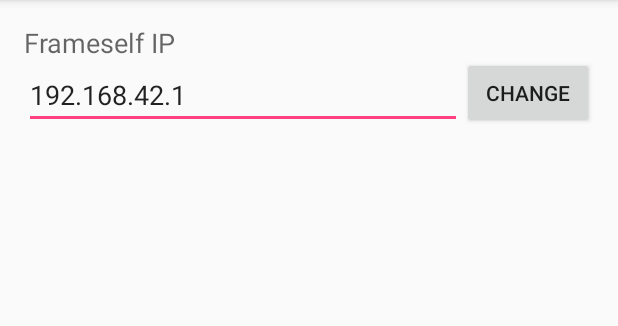
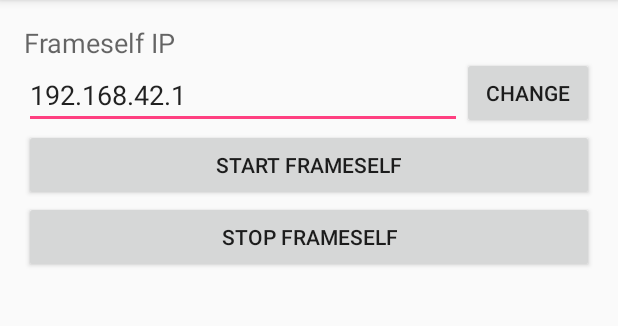
Before and after one commit to gautierenaud/SmartHouse, an Android app: the ChangeParams screen opened directly, with no data from a screen before it, on a phone screen of 412 x 824 dp, the part 84-410 px from its top. Run offline under Robolectric (Android 15) with nearby library versions, the phone set to English and light mode, and no system bars; 1 statement that could not run was skipped.

Commit message:
sending orders to FrameselfManager

```diff
--- a/SmartControl/app/src/main/res/layout/activity_change_params.xml
+++ b/SmartControl/app/src/main/res/layout/activity_change_params.xml
@@ -18,6 +18,7 @@
         android:text="Frameself IP"
         android:layout_alignParentTop="true" android:layout_alignParentLeft="true"
         android:layout_alignParentStart="true"/>
+
     <EditText
         android:layout_width="wrap_content"
         android:layout_height="wrap_content"
@@ -33,4 +34,23 @@
         android:onClick="SetNewFrameselfIP"
         android:layout_alignBottom="@+id/param_frameself_ip_value"
         android:layout_alignParentRight="true" android:layout_alignParentEnd="true"/>
+
+    <Button
+        android:id="@+id/btn_send_start"
+        android:layout_width="match_parent"
+        android:layout_height="wrap_content"
+        android:layout_below="@+id/param_frameself_ip_value"
+        android:text="Start Frameself"
+        android:onClick="sendStart"
+    />
+
+    <Button
+        android:id="@+id/btn_send_stop"
+        android:layout_width="match_parent"
+        android:layout_height="wrap_content"
+        android:layout_below="@+id/btn_send_start"
+        android:text="Stop Frameself"
+        android:onClick="sendStop"
+    />
+
 </RelativeLayout>
```
Also changed, not shown: SmartControl/app/src/main/java/toulouse/insa/smartcontrol/params/ChangeParams.java (+14 -0 lines), 5 other files.
